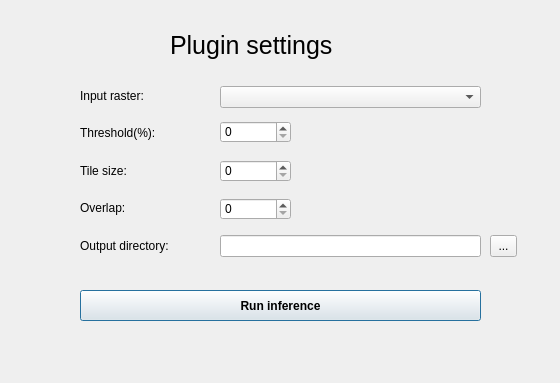
The window that Maya_seg_plugin_dialog_base.ui (vovandosk2006-hue/Maya_settlements_segmentation_plugin) describes before a commit, drawn with Qt 5.
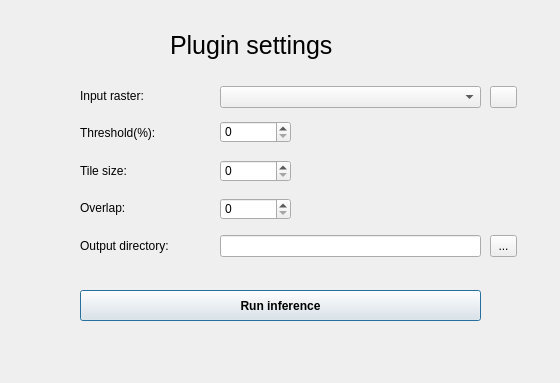
The same window after the commit.

Commit message: Add rectangle tool for raster area selection

What changed in the file:
```diff
--- a/Maya_seg_plugin_dialog_base.ui
+++ b/Maya_seg_plugin_dialog_base.ui
@@ -176,6 +176,19 @@
     <string>Run inference</string>
    </property>
   </widget>
+  <widget class="QPushButton" name="selectAreapushButton">
+   <property name="geometry">
+    <rect>
+     <x>490</x>
+     <y>86</y>
+     <width>27</width>
+     <height>22</height>
+    </rect>
+   </property>
+   <property name="text">
+    <string/>
+   </property>
+  </widget>
  </widget>
  <resources/>
  <connections/>
```
The commit also changes 2 other files.
